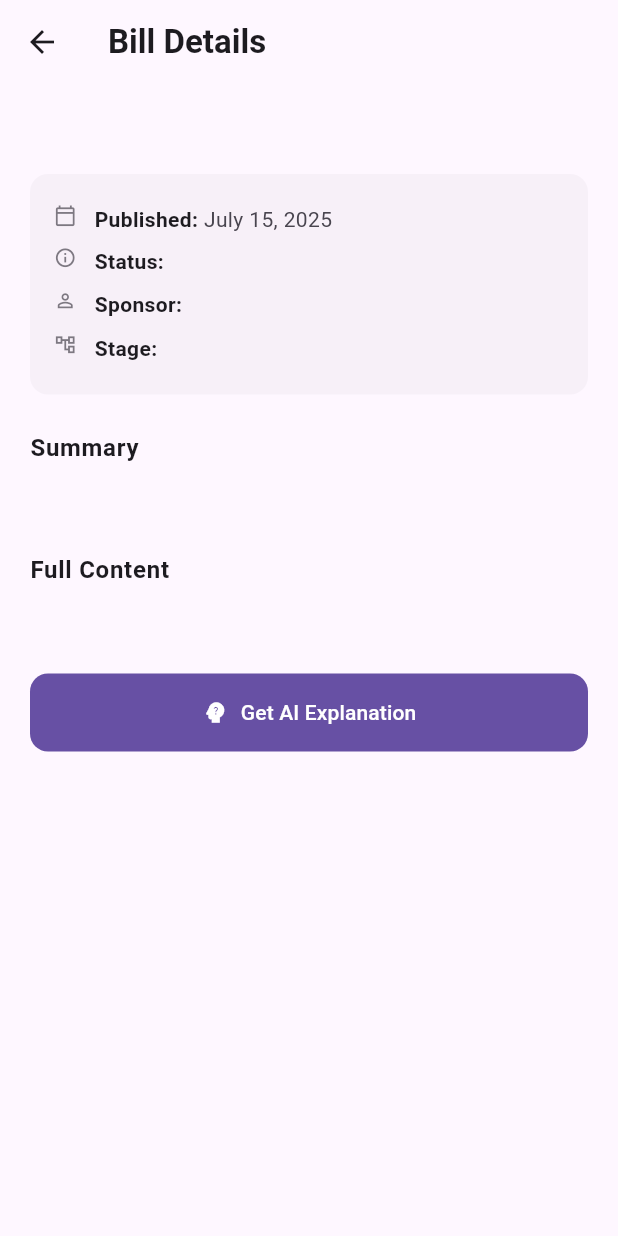
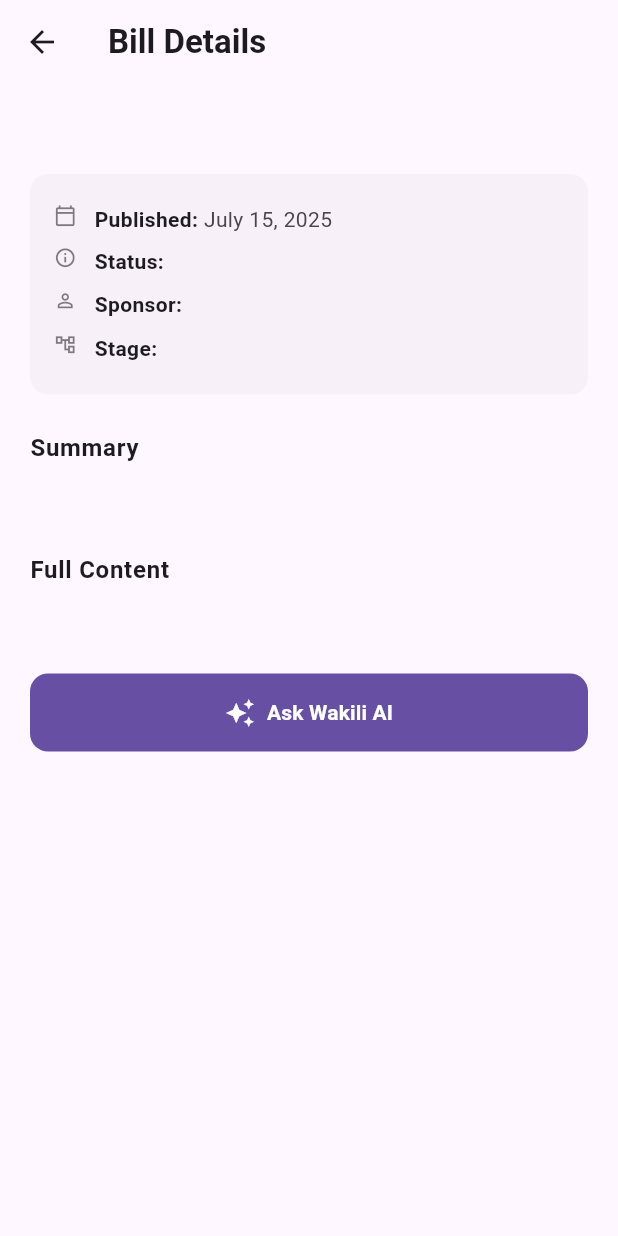
Before and after one commit to bryann54/wakili, a Flutter app: the DocumentDetailScreen screen opened directly with empty values, on a phone screen of 412 x 824 dp. Run offline on Flutter 3.47's test engine with Material 3 defaults, Android fonts, the phone set to English and light mode, and no system bars; our stand-ins replace auto_route, bloc, cloud_firestore, dartz, dio, equatable and 19 more; accounts and stored records are empty.

Commit message:
chat refactoring

```diff
--- a/lib/core/di/module_injector.dart
+++ b/lib/core/di/module_injector.dart
@@ -32,9 +32,9 @@
 
   @lazySingleton
   GoogleSignIn get googleSignIn => GoogleSignIn();
-    @lazySingleton
+  @lazySingleton
   Uuid get uuid => const Uuid();
-    @lazySingleton
+  @lazySingleton
   FirebaseStorage get firebaseStorage => FirebaseStorage.instance;
 
   // <------------------------------>
--- a/lib/features/auth/presentation/pages/register_screen.dart
+++ b/lib/features/auth/presentation/pages/register_screen.dart
@@ -112,8 +112,10 @@
                 SnackBar(
                   content: Text(state.message),
                   // FIX: Corrected withValues to withOpacity
-                  backgroundColor:
-                      Theme.of(context).colorScheme.error.withOpacity(0.9),
+                  backgroundColor: Theme.of(context)
+                      .colorScheme
+                      .error
+                      .withValues(alpha: 0.9),
                   behavior: SnackBarBehavior.floating,
                   shape: RoundedRectangleBorder(
                     borderRadius: BorderRadius.circular(10),
--- a/lib/features/overview/presentation/pages/document_detail_screen.dart
+++ b/lib/features/overview/presentation/pages/document_detail_screen.dart
@@ -1,9 +1,12 @@
+// lib/features/overview/presentation/screens/document_detail_screen.dart (or wherever it's located)
 import 'package:flutter/material.dart';
 import 'package:auto_route/auto_route.dart';
 import 'package:intl/intl.dart';
 import 'package:url_launcher/url_launcher.dart';
+import 'package:wakili/common/utils/functions.dart';
 import 'package:wakili/features/overview/domain/entities/legal_document.dart';
-import 'package:wakili/common/helpers/app_router.gr.dart';
+
+import 'package:wakili/features/overview/presentation/widgets/wakili_ai_button.dart'; // <--- Import the new widget
 
 @RoutePage()
 class DocumentDetailScreen extends StatelessWidget {
@@ -29,13 +32,12 @@
 
     return Scaffold(
       appBar: AppBar(
-        // Modified: Using document type in the AppBar's Hero
         title: Hero(
-          tag: 'document-type-${document.id}', // Unique tag for the type Hero
+          tag: 'document-type-${document.id}',
           child: Material(
             type: MaterialType.transparency,
             child: Text(
-              '${_getTypeDisplayName(document.type)} Details',
+              '${getTypeDisplayName(document.type)} Details',
               style: theme.textTheme.titleLarge?.copyWith(
                 fontWeight: FontWeight.bold,
                 color: colors.onSurface,
@@ -72,6 +74,7 @@
             Container(
               padding: const EdgeInsets.all(16),
               decoration: BoxDecoration(
+                // FIX: Corrected withValues to withOpacity
                 color: colors.surfaceContainerHighest.withValues(alpha: 0.3),
                 borderRadius: BorderRadius.circular(12),
               ),
@@ -187,6 +190,7 @@
                       padding: const EdgeInsets.only(right: 8.0),
                       child: Chip(
                         label: Text(tag),
+                        // FIX: Corrected withValues to withOpacity
                         backgroundColor:
                             colors.secondaryContainer.withValues(alpha: 0.5),
                         labelStyle: theme.textTheme.labelMedium?.copyWith(
@@ -194,6 +198,7 @@
                         ),
                         shape: RoundedRectangleBorder(
                           borderRadius: BorderRadius.circular(10),
+                          // FIX: Corrected withValues to withOpacity
                           side: BorderSide(
                               color: colors.secondary.withValues(alpha: 0.2)),
                         ),
@@ -210,25 +215,11 @@
             // "Ask Wakili AI to Explain" Floating/Fixed Button
             SizedBox(
               width: double.infinity,
-              child: FilledButton.icon(
-                onPressed: () {
-                  context.router.push(
-                    GeneralChatRoute(
-                      initialMessage:
-                          'Explain the ${document.type.name} titled "${document.title}" from the document details.',
-                    ),
-                  );
-                },
-                icon: const Icon(Icons.psychology_alt),
-                label: const Text('Get AI Explanation'),
-                style: FilledButton.styleFrom(
-                  padding: const EdgeInsets.symmetric(vertical: 16),
-                  shape: RoundedRectangleBorder(
-                    borderRadius: BorderRadius.circular(12),
-                  ),
-                  backgroundColor: colors.primary,
-                  foregroundColor: colors.onPrimary,
-                ),
+              child: WakiliAiButton(
+                // <--- Use the new widget here
+                initialMessage:
+                    'Explain the ${document.type.name} titled "${document.title}" from the document details.',
+                isFilled: true, // Use the filled style
               ),
             ),
           ],
@@ -246,6 +237,7 @@
       child: Row(
         crossAxisAlignment: CrossAxisAlignment.start,
         children: [
+          // FIX: Corrected withValues to withOpacity
           Icon(icon,
               size: 15, color: colors.onSurfaceVariant.withValues(alpha: 0.7)),
           const SizedBox(width: 12),
@@ -269,20 +261,4 @@
       ),
     );
   }
-
-  // Helper method to get display name for DocumentType (same as in DocumentCard)
-  String _getTypeDisplayName(DocumentType type) {
-    switch (type) {
-      case DocumentType.bill:
-        return 'Bill';
-      case DocumentType.act:
-        return 'Act';
-      case DocumentType.law:
-        return 'Law';
-      case DocumentType.amendment:
-        return 'Amendment';
-      case DocumentType.regulation:
-        return 'Regulation';
-    }
-  }
 }
--- a/lib/features/overview/presentation/widgets/filter_chips.dart
+++ b/lib/features/overview/presentation/widgets/filter_chips.dart
@@ -116,8 +116,7 @@
                   : [
                       BoxShadow(
                         color: colorScheme.shadow.withValues(
-                            alpha:
-                            0.03), // Reduced opacity for subtle shadow
+                            alpha: 0.03), // Reduced opacity for subtle shadow
                         blurRadius: 3, // Slightly reduced blur
                         offset: const Offset(0, 1), // Slightly smaller offset
                       ),
--- /dev/null
+++ b/lib/features/overview/presentation/widgets/wakili_ai_button.dart
@@ -0,0 +1,75 @@
+// lib/common/widgets/wakili_ai_button.dart
+import 'package:flutter/material.dart';
+import 'package:auto_route/auto_route.dart';
+import 'package:wakili/common/helpers/app_router.gr.dart';
+
+class WakiliAiButton extends StatelessWidget {
+  final String initialMessage;
+  final bool isFilled;
+
+  const WakiliAiButton({
+    super.key,
+    required this.initialMessage,
+    this.isFilled = true,
+  });
+
+  @override
+  Widget build(BuildContext context) {
+    final colors = Theme.of(context).colorScheme;
+    final textStyle = Theme.of(context).textTheme.labelLarge?.copyWith(
+          fontWeight: FontWeight.w600,
+        );
+
+    final buttonChild = Row(
+      mainAxisSize: MainAxisSize.min,
+      children: [
+        Icon(Icons.auto_awesome,
+            size: 20, color: isFilled ? colors.onPrimary : colors.primary),
+        const SizedBox(width: 8),
+        Text(
+          'Ask Wakili AI',
+          style: textStyle?.copyWith(
+            color: isFilled ? colors.onPrimary : colors.primary,
+          ),
+        ),
+      ],
+    );
+
+    if (isFilled) {
+      return FilledButton(
+        onPressed: () {
+          context.router.push(
+            GeneralChatRoute(initialMessage: initialMessage),
+          );
+        },
+        style: FilledButton.styleFrom(
+          padding: const EdgeInsets.symmetric(
+              vertical: 16, horizontal: 24), // Adjust padding as needed
+          shape: RoundedRectangleBorder(
+            borderRadius: BorderRadius.circular(12),
+          ),
+          backgroundColor: colors.primary,
+          foregroundColor: colors.onPrimary,
+        ),
+        child: buttonChild,
+      );
+    } else {
+      return OutlinedButton(
+        onPressed: () {
+          context.router.push(
+            GeneralChatRoute(initialMessage: initialMessage),
+          );
+        },
+        style: OutlinedButton.styleFrom(
+          padding: const EdgeInsets.symmetric(vertical: 12, horizontal: 24),
+          shape: RoundedRectangleBorder(
+            borderRadius: BorderRadius.circular(12),
+          ),
+          side: BorderSide(color: colors.primary.withValues(alpha: 0.5)),
+          foregroundColor: colors.primary,
+        ),
+        child: buttonChild,
+      );
+    }
+  }
+}
--- a/lib/features/wakili/presentation/widgets/chat_input_field.dart
+++ b/lib/features/wakili/presentation/widgets/chat_input_field.dart
@@ -65,13 +65,13 @@
                 color: isLoading
                     ? Theme.of(context).colorScheme.surfaceContainerHighest
                     : Theme.of(context).colorScheme.primary,
-                borderRadius: BorderRadius.circular(20),
+                borderRadius: BorderRadius.circular(25),
               ),
               child: IconButton(
                 icon: isLoading
                     ? SizedBox(
-                        width: 20,
-                        height: 20,
+                        width: 22,
+                        height: 22,
                         child: CircularProgressIndicator(
                           strokeWidth: 2,
                           valueColor: AlwaysStoppedAnimation<Color>(
```
Also changed, not shown: lib/features/auth/presentation/widgets/select_profile_image.dart (+11 -19 lines), lib/features/overview/presentation/widgets/document_card.dart (+10 -53 lines), lib/features/overview/presentation/widgets/document_list.dart (+0 -8 lines), lib/features/wakili/presentation/pages/wakili_chat_screen.dart (+38 -13 lines), lib/features/auth/presentation/bloc/auth_event.dart (line endings or trailing spaces).
